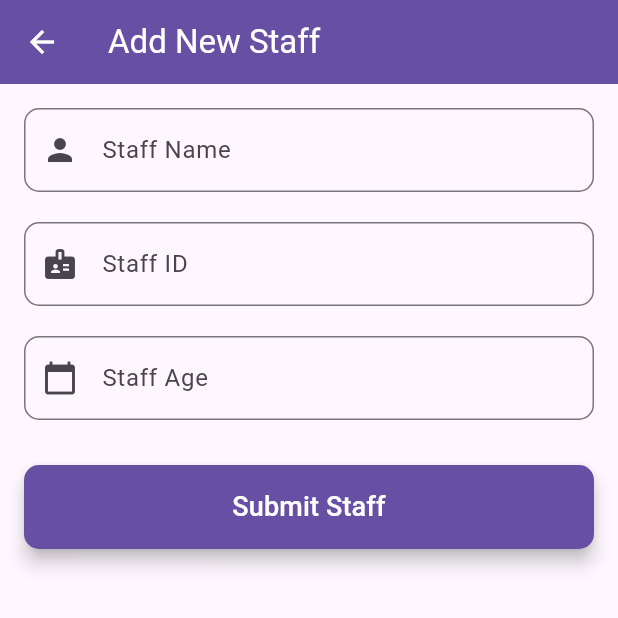
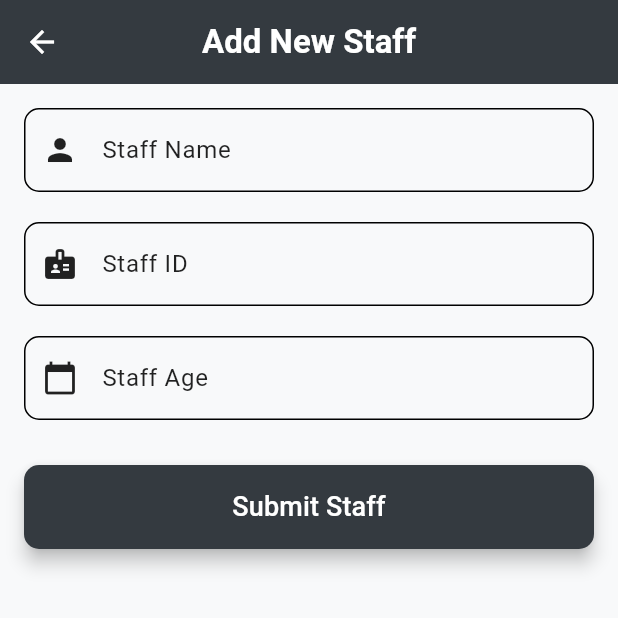
Before and after one commit to muqrock/staff_data, a Flutter app: the screen it shows after launch, on a phone screen of 412 x 824 dp, the top half of it. Run offline on Flutter 3.47's test engine with Material 3 defaults, Android fonts, the light colour scheme and no system bars; our stand-ins replace cloud_firestore, firebase_auth, firebase_core; accounts and stored records are empty; network calls fail.

Commit message:
Revamp app theme with custom colors and styles
Replaces the default Material theme with a custom color palette and component theming for scaffold, app bar, FAB, cards, buttons, text, icons, and dividers. Enhances visual consistency and modernizes the UI appearance.

```diff
--- a/lib/main.dart
+++ b/lib/main.dart
@@ -31,7 +31,63 @@
     return MaterialApp(
       debugShowCheckedModeBanner: false,
       title: 'Staff Manager',
-      theme: ThemeData(primarySwatch: Colors.indigo, useMaterial3: true),
+      theme: ThemeData(
+        useMaterial3: true,
+        scaffoldBackgroundColor: const Color(0xFFF8F9FA), // Ultra-light grey
+        appBarTheme: const AppBarTheme(
+          backgroundColor: Color(0xFF343A40), // Dark charcoal
+          foregroundColor: Colors.white,
+          elevation: 0,
+          centerTitle: true,
+        ),
+        floatingActionButtonTheme: const FloatingActionButtonThemeData(
+          backgroundColor: Color(0xFF495057), // Medium grey
+          foregroundColor: Colors.white,
+          elevation: 4,
+        ),
+        cardTheme: CardTheme(
+          color: Colors.white,
+          surfaceTintColor: Colors.white,
+          elevation: 1,
+          margin: EdgeInsets.all(8),
+          shape: RoundedRectangleBorder(
+            borderRadius: BorderRadius.circular(12),
+          ),
+        ),
+        elevatedButtonTheme: ElevatedButtonThemeData(
+          style: ElevatedButton.styleFrom(
+            backgroundColor: const Color(0xFF495057), // Matching FAB
+            foregroundColor: Colors.white,
+            padding: EdgeInsets.symmetric(horizontal: 24, vertical: 12),
+            shape: RoundedRectangleBorder(
+              borderRadius: BorderRadius.circular(8),
+            ),
+          ),
+        ),
+        textTheme: const TextTheme(
+          titleLarge: TextStyle(
+            color: Colors.black87,
+            fontWeight: FontWeight.w600,
+            fontSize: 22,
+          ),
+          bodyMedium: TextStyle(color: Colors.black87),
+          bodySmall: TextStyle(color: Colors.black54),
+        ),
+        iconTheme: const IconThemeData(color: Color(0xFF495057)),
+        dividerTheme: DividerThemeData(
+          color: Colors.grey[200],
+          thickness: 1,
+          space: 0,
+        ),
+        colorScheme: ColorScheme.light(
+          primary: Color(0xFF343A40), // App bar color
+          secondary: Color(0xFF495057), // Buttons/FAB
+          surface: Colors.white, // Cards
+          background: Color(0xFFF8F9FA), // Scaffold
+          onPrimary: Colors.white, // Text on dark
+          onSurface: Colors.black87, // Text on white
+        ),
+      ),
       initialRoute: '/add_staff', // 👈 This is now the first screen
       routes: {
         '/': (context) => const StaffListPage(),
```
